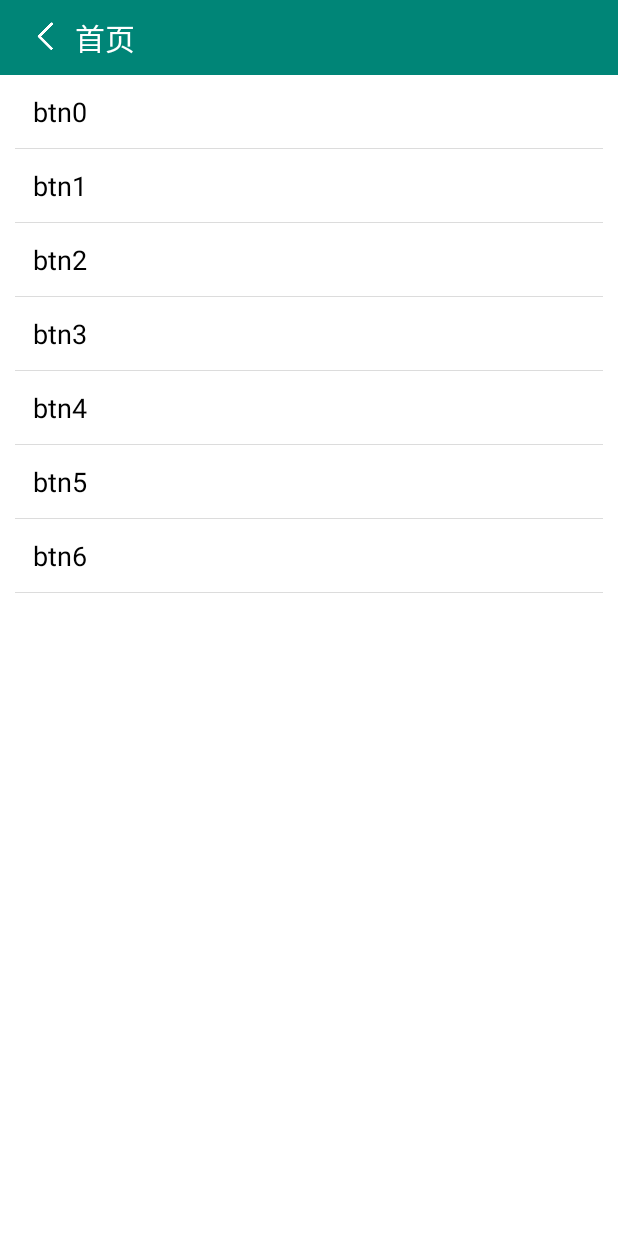
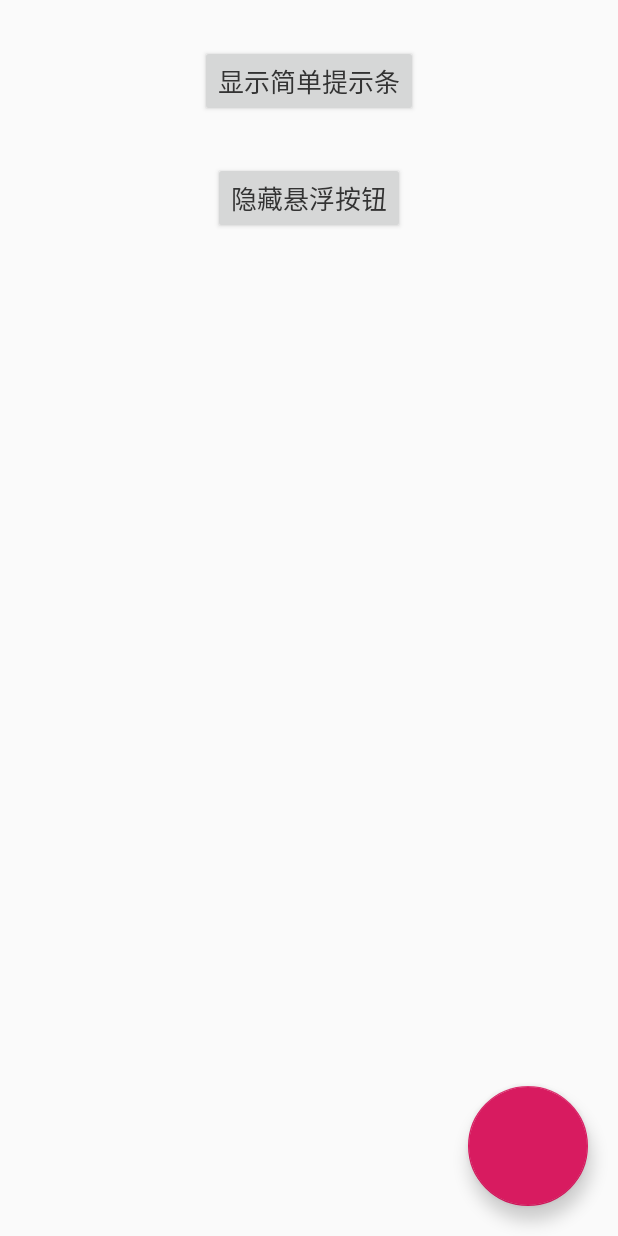
Before and after one commit to CandiceYT/KotlinDemo, an Android app: the screen it shows after launch (MainActivity before the commit, MaterialDesignActivity after it), after a tap on an icon or button, on a phone screen of 412 x 824 dp. Run offline under Robolectric (Android 15) with nearby library versions, the phone set to English and light mode, and no system bars.

Commit message:
MaterialDesign

```diff
--- a/kotlindemo/build.gradle
+++ b/kotlindemo/build.gradle
@@ -41,4 +41,5 @@ dependencies {
     kapt 'com.jakewharton:butterknife-compiler:9.0.0-rc2'
     implementation 'com.android.support:support-v4:28.0.0'
     implementation 'com.google.code.gson:gson:2.2.4'
+    implementation 'com.android.support:design:28.0.0'
 }
--- a/kotlindemo/src/main/AndroidManifest.xml
+++ b/kotlindemo/src/main/AndroidManifest.xml
@@ -27,6 +27,8 @@
         </activity>
         <activity android:name=".activity.complicatedwidget.ViewListActivity">
         </activity>
+        <activity android:name=".activity.complicatedwidget.MaterialDesignActivity">
+        </activity>
     </application>
 
 </manifest>
--- a/kotlindemo/src/main/java/com/candice/kotlindemo/activity/MainActivity.kt
+++ b/kotlindemo/src/main/java/com/candice/kotlindemo/activity/MainActivity.kt
@@ -11,6 +11,7 @@ import android.view.ViewGroup
 import android.widget.TextView
 import android.widget.Toast
 import com.candice.kotlindemo.R
+import com.candice.kotlindemo.activity.complicatedwidget.MaterialDesignActivity
 import com.candice.kotlindemo.activity.complicatedwidget.ViewListActivity
 import com.candice.kotlindemo.activity.login.LoginActivity
 import com.candice.kotlindemo.base.BaseActivity
@@ -101,6 +102,7 @@ class RVAdapter(context: Context) : RecyclerView.Adapter<RecyclerView.ViewHolder
 					0 -> LoginActivity.launch(mContext)
 					//视图列表
 					1 -> ViewListActivity.launch(mContext)
+					2 -> MaterialDesignActivity.launch(mContext)
 					else -> Toast.makeText(mContext, "不做跳转", Toast.LENGTH_LONG).show()
 
 				}
--- /dev/null
+++ b/kotlindemo/src/main/java/com/candice/kotlindemo/activity/complicatedwidget/MaterialDesignActivity.kt
@@ -0,0 +1,39 @@
+package com.candice.kotlindemo.activity.complicatedwidget
+
+import android.content.Context
+import android.content.Intent
+import android.support.design.widget.Snackbar
+import com.candice.kotlindemo.R
+import com.candice.kotlindemo.base.BaseActivity
+import kotlinx.android.synthetic.main.activity_material_design.*
+
+class MaterialDesignActivity : BaseActivity() {
+
+    companion object {
+        fun launch(context: Context){
+            val intent = Intent()
+            intent.setClass(context, MaterialDesignActivity::class.java)
+            context.startActivity(intent)
+        }
+    }
+
+    override fun getLayoutId(): Int {
+        return R.layout.activity_material_design
+    }
+
+    override fun initAction() {
+        btn_snackbar.setOnClickListener {
+            Snackbar.make(cl_root,"这是个提示条",Snackbar.LENGTH_LONG).show()
+        }
+    }
+
+    override fun loadData() {
+    }
+
+    override fun initView() {
+    }
+
+    override fun initData() {
+    }
+
+}
--- /dev/null
+++ b/kotlindemo/src/main/res/layout/activity_material_design.xml
@@ -0,0 +1,47 @@
+<?xml version="1.0" encoding="utf-8"?>
+<android.support.design.widget.CoordinatorLayout
+        xmlns:android="http://schemas.android.com/apk/res/android"
+        xmlns:tools="http://schemas.android.com/tools"
+        xmlns:app="http://schemas.android.com/apk/res-auto"
+        android:layout_width="match_parent"
+        android:id="@+id/cl_root"
+        android:layout_height="match_parent"
+        tools:context=".activity.complicatedwidget.MaterialDesignActivity">
+
+    <LinearLayout
+            android:orientation="vertical"
+            android:id="@+id/ll_root"
+            android:layout_width="match_parent"
+            android:layout_height="match_parent">
+
+        <Button
+                android:id="@+id/btn_snackbar"
+                android:layout_gravity="center"
+                android:layout_marginTop="@dimen/space_size_30"
+                android:textColor="@color/text_normal_color"
+                android:text="显示简单提示条"
+                android:layout_width="wrap_content"
+                android:textSize="@dimen/textsize_17"
+                android:layout_height="wrap_content"/>
+
+        <Button
+                android:id="@+id/btn_float_button"
+                android:text="隐藏悬浮按钮"
+                android:layout_gravity="center"
+                android:layout_marginTop="@dimen/space_size_30"
+                android:textColor="@color/text_normal_color"
+                android:textSize="@dimen/textsize_17"
+                android:layout_width="wrap_content"
+                android:layout_height="wrap_content"/>
+    </LinearLayout>
+
+    <android.support.design.widget.FloatingActionButton
+            android:layout_margin="@dimen/space_size_20"
+            app:layout_anchor="@id/ll_root"
+            app:layout_anchorGravity="bottom|right"
+            android:id="@+id/fab_btn"
+            android:layout_width="@dimen/space_size_80"
+            android:layout_height="@dimen/space_size_80"/>
+
+
+</android.support.design.widget.CoordinatorLayout>
--- a/kotlindemo/src/main/res/values/dimens.xml
+++ b/kotlindemo/src/main/res/values/dimens.xml
@@ -25,4 +25,6 @@
     <dimen name="textsize_18">18sp</dimen>
     <dimen name="textsize_20">20sp</dimen>
     <dimen name="space_size_1">1dp</dimen>
+    <dimen name="textsize_17">17sp</dimen>
+    <dimen name="space_size_80">80dp</dimen>
 </resources>
--- a/settings.gradle
+++ b/settings.gradle
@@ -1 +1 @@
-include ':kotlindemo', ':recydemo'
+include ':kotlindemo'
```
